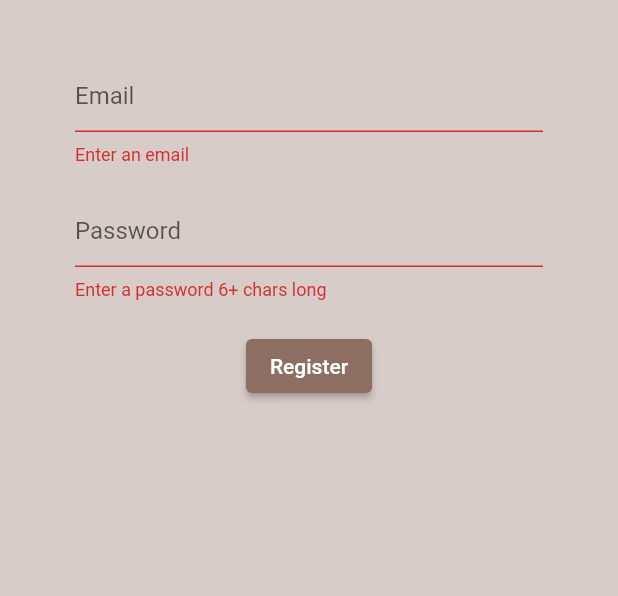
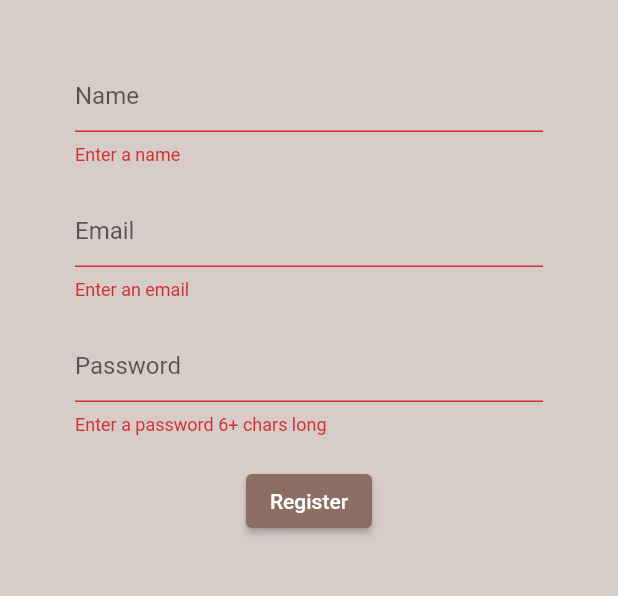
Before and after one commit to KrishDholeria/wardrobe, a Flutter app: the Register screen opened directly with empty values, after a tap on "Register", on a phone screen of 412 x 824 dp, the part 84-680 px from its top. Run offline on Flutter 3.47's test engine with Material 2 defaults, Android fonts, the phone set to English and light mode, and no system bars; our stand-ins replace firebase_auth, firebase_core; accounts and stored records are empty.

Commit message:
included name in register

```diff
--- a/lib/screens/authenticate/register.dart
+++ b/lib/screens/authenticate/register.dart
@@ -14,6 +14,7 @@ class _RegisterState extends State<Register> {
   final AuthService _auth = AuthService();
   final _formKey = GlobalKey<FormState>();
   // text field state
+  String name = '';
   String email = '';
   String password = '';
   String error = '';
@@ -43,6 +44,16 @@ class _RegisterState extends State<Register> {
             children: <Widget>[
               const SizedBox(height: 20.0),
               TextFormField(
+                validator: (val) => val!.isEmpty ? 'Enter a name' : null,
+                onChanged: (value) {
+                  setState(() => name = value);
+                },
+                decoration: const InputDecoration(
+                  hintText: 'Name',
+                ),
+              ),
+              const SizedBox(height: 20.0),
+              TextFormField(
                 validator: (val) => val!.isEmpty ? 'Enter an email' : null,
                 onChanged: (value) {
                   setState(() => email = value);
@@ -69,7 +80,7 @@ class _RegisterState extends State<Register> {
                 ),
                 onPressed: () async {
                   if (_formKey.currentState!.validate()) {
-                    dynamic result = await _auth.registerWithEmailAndPassword(email, password);
+                    dynamic result = await _auth.registerWithEmailAndPassword(name, email, password);
                     if (result == null) {
                       setState(() => error = 'please supply a valid email');
                     } else {
--- a/lib/services/auth.dart
+++ b/lib/services/auth.dart
@@ -34,6 +34,7 @@ class AuthService{
     try{
       UserCredential result = await _auth.signInWithEmailAndPassword(email: email, password: password);
       User? user = result.user;
+      print(user!.displayName);
       return _userFromFirebaseUser(user);
     }
     catch(e){
@@ -43,10 +44,13 @@ class AuthService{
   }
 
   // register with email and password
-  Future registerWithEmailAndPassword(String email, String password) async{
+  Future registerWithEmailAndPassword(String name, String email, String password) async{
     try{
       UserCredential result = await _auth.createUserWithEmailAndPassword(email: email, password: password);
       User? user = result.user;
+      await user!.updateDisplayName(name);
+      await user.reload();
+      user = _auth.currentUser;
       return _userFromFirebaseUser(user);
     }
     catch(e){
```
